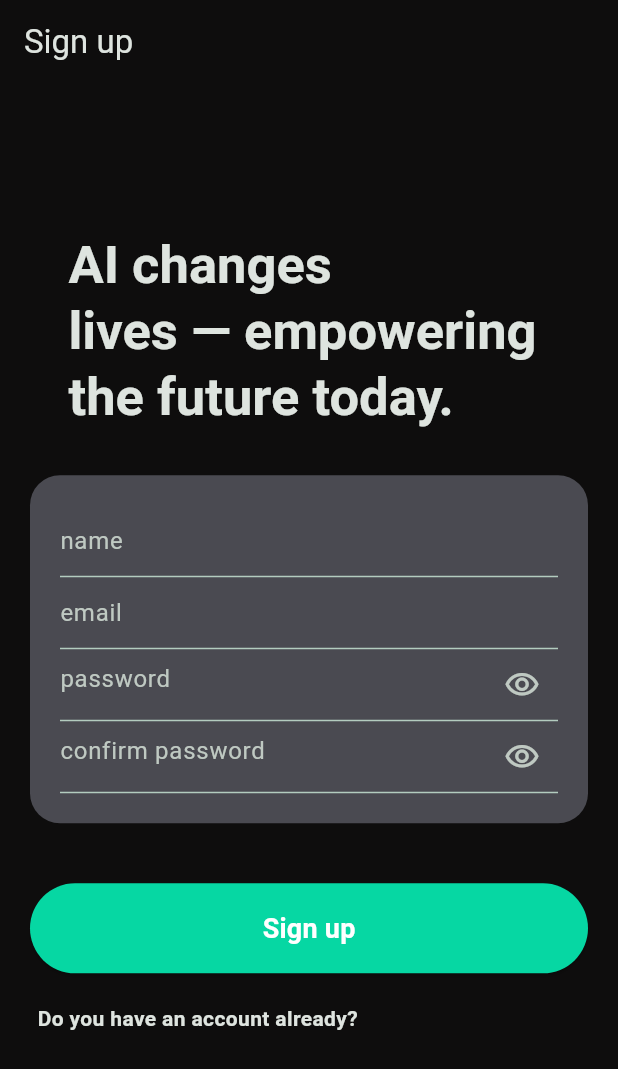
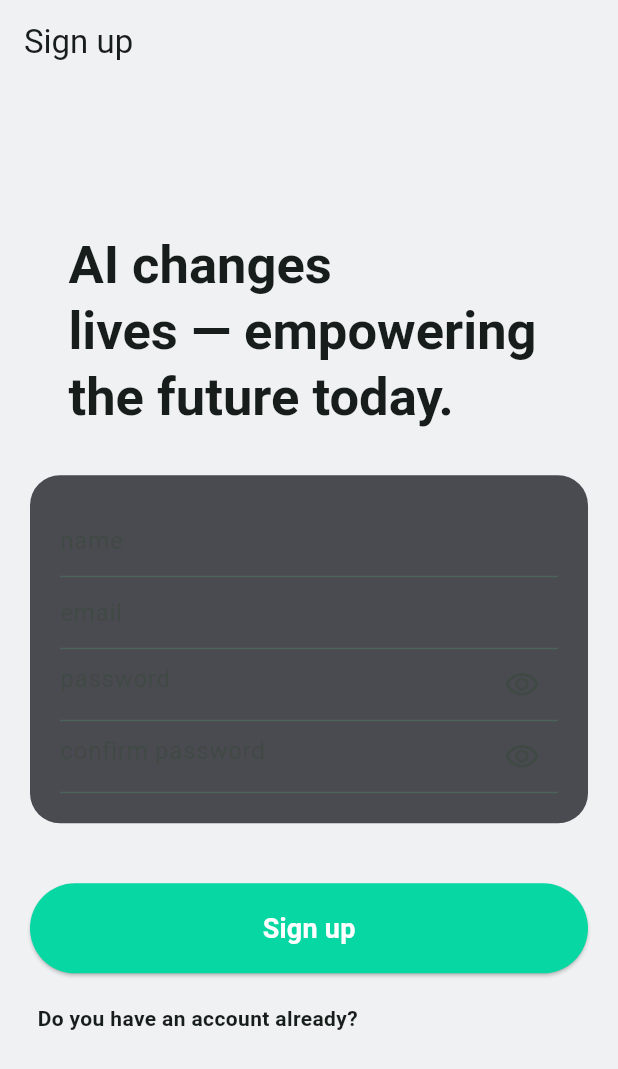
Before and after one commit to rostikKalabishka/ai_chat, a Flutter app: the screen it shows after launch, after a tap on an icon or button, on a phone screen of 412 x 824 dp. Shown: the top 1069 px of the screen. Run offline on Flutter 3.47's test engine with Material 3 defaults, Android fonts, the phone set to English and light mode, and no system bars; our stand-ins replace animated_text_kit, auto_route, bloc, cloud_firestore, equatable, firebase_auth and 12 more; accounts and stored records are empty; network calls fail.

Commit message:
add settings repository and theme cubit

```diff
--- /dev/null
+++ b/lib/blocs/theme_cubit/theme_cubit.dart
@@ -0,0 +1,38 @@
+import 'dart:developer';
+
+import 'package:bloc/bloc.dart';
+import 'package:equatable/equatable.dart';
+import 'package:flutter/material.dart';
+import 'package:settings_repository/settings_repository.dart';
+
+part 'theme_state.dart';
+
+class ThemeCubit extends Cubit<ThemeState> {
+  final SettingsRepository _settingsRepository;
+  ThemeCubit({required SettingsRepository settingsRepository})
+      : _settingsRepository = settingsRepository,
+        super(const ThemeState(Brightness.light)) {
+    _heckSelectedTheme();
+  }
+
+  Future<void> setThemeBrightness(Brightness brightness) async {
+    try {
+      emit(ThemeState(brightness));
+      await _settingsRepository
+          .setDarkThemeSelected(brightness == Brightness.dark);
+    } catch (e) {
+      log(e.toString());
+    }
+  }
+
+  void _heckSelectedTheme() {
+    try {
+      final brightness = _settingsRepository.isDarkThemeSelected()
+          ? Brightness.dark
+          : Brightness.light;
+      emit(ThemeState(brightness));
+    } catch (e) {
+      log(e.toString());
+    }
+  }
+}
--- /dev/null
+++ b/lib/blocs/theme_cubit/theme_state.dart
@@ -0,0 +1,12 @@
+part of 'theme_cubit.dart';
+
+class ThemeState extends Equatable {
+  const ThemeState(this.brightness);
+
+  final Brightness brightness;
+
+  bool get isDark => brightness == Brightness.dark;
+
+  @override
+  List<Object> get props => [brightness];
+}
--- a/lib/core/di/app_initializer.dart
+++ b/lib/core/di/app_initializer.dart
@@ -1,5 +1,6 @@
 import 'package:ai_chat/blocs/authentication_bloc/authentication_bloc.dart';
 import 'package:ai_chat/blocs/history_bloc/history_bloc.dart';
+import 'package:ai_chat/blocs/theme_cubit/theme_cubit.dart';
 import 'package:ai_chat/blocs/user_bloc/user_bloc.dart';
 import 'package:ai_chat/core/di/di.dart';
 import 'package:ai_chat/screens/auth/sign_in/bloc/sign_in_bloc.dart';
@@ -34,6 +35,9 @@ class AppInitializer extends StatelessWidget {
           create: (_) => getIt<HistoryBloc>(),
         ),
         BlocProvider(
+          create: (_) => getIt<ThemeCubit>(),
+        ),
+        BlocProvider(
             create: (_) => getIt<UserBloc>()
               ..add(GetUser(
                   userId: context.read<AuthenticationBloc>().state.user!.id)))
--- a/lib/core/di/di.dart
+++ b/lib/core/di/di.dart
@@ -1,5 +1,6 @@
 import 'package:ai_chat/blocs/authentication_bloc/authentication_bloc.dart';
 import 'package:ai_chat/blocs/history_bloc/history_bloc.dart';
+import 'package:ai_chat/blocs/theme_cubit/theme_cubit.dart';
 import 'package:ai_chat/blocs/user_bloc/user_bloc.dart';
 import 'package:ai_chat/core/utils/helpers/helpers.dart';
 import 'package:ai_chat/screens/auth/sign_in/bloc/sign_in_bloc.dart';
@@ -8,6 +9,7 @@ import 'package:ai_chat/screens/chat/bloc/chat_bloc.dart';
 import 'package:ai_chat/screens/settings/bloc/settings_bloc.dart';
 import 'package:chat_repository/chat_repository.dart';
 import 'package:get_it/get_it.dart';
+import 'package:settings_repository/settings_repository.dart';
 import 'package:shared_preferences/shared_preferences.dart';
 import 'package:user_repository/user_repository.dart';
 
@@ -17,6 +19,9 @@ void initDi(SharedPreferences sharedPreferences) {
   getIt.registerLazySingleton<UserRepository>(() => UserRepository());
 
   getIt.registerLazySingleton<ChatRepository>(() => ChatRepository());
+
+  getIt.registerLazySingleton<SettingsRepository>(
+      () => SettingsRepository(preferences: sharedPreferences));
 
   getIt.registerLazySingleton<SharedPreferences>(() => sharedPreferences);
 
@@ -46,4 +51,8 @@ void initDi(SharedPreferences sharedPreferences) {
   getIt.registerLazySingleton<UserBloc>(() => UserBloc(
         myUserRepository: getIt<UserRepository>(),
       ));
+
+  getIt.registerLazySingleton<ThemeCubit>(() => ThemeCubit(
+        settingsRepository: getIt<SettingsRepository>(),
+      ));
 }
--- a/lib/main.dart
+++ b/lib/main.dart
@@ -1,4 +1,5 @@
 import 'package:ai_chat/blocs/authentication_bloc/authentication_bloc.dart';
+import 'package:ai_chat/blocs/theme_cubit/theme_cubit.dart';
 import 'package:ai_chat/configs/firebase_options.dart';
 import 'package:ai_chat/core/di/app_initializer.dart';
 import 'package:ai_chat/core/di/di.dart';
@@ -33,11 +34,15 @@ class MyApp extends StatelessWidget {
       create: (context) =>
           AuthenticationBloc(myUserRepository: getIt<UserRepository>()),
       child: AppInitializer(
-        child: MaterialApp.router(
-          debugShowCheckedModeBanner: false,
-          title: 'AI Chat',
-          theme: darkTheme,
-          routerConfig: _router.config(),
+        child: BlocBuilder<ThemeCubit, ThemeState>(
+          builder: (BuildContext context, state) {
+            return MaterialApp.router(
+              debugShowCheckedModeBanner: false,
+              title: 'AI Chat',
+              theme: state.isDark ? darkTheme : lightTheme,
+              routerConfig: _router.config(),
+            );
+          },
         ),
       ),
     );
--- /dev/null
+++ b/packages/settings_repository/lib/src/abstract_settings_repository.dart
@@ -0,0 +1,4 @@
+abstract interface class AbstractSettingsRepository {
+  bool isDarkThemeSelected();
+  Future<void> setDarkThemeSelected(bool selected);
+}
--- /dev/null
+++ b/packages/settings_repository/lib/src/settings_repository.dart
@@ -0,0 +1,20 @@
+import 'package:settings_repository/src/abstract_settings_repository.dart';
+import 'package:shared_preferences/shared_preferences.dart';
+
+class SettingsRepository implements AbstractSettingsRepository {
+  final SharedPreferences preferences;
+
+  static const _isDarkThemeSelectedKey = 'dark_theme_selected';
+
+  SettingsRepository({required this.preferences});
+  @override
+  bool isDarkThemeSelected() {
+    final selected = preferences.getBool(_isDarkThemeSelectedKey);
+    return selected ?? false;
+  }
+
+  @override
+  Future<void> setDarkThemeSelected(bool selected) async {
+    await preferences.setBool(_isDarkThemeSelectedKey, selected);
+  }
+}
--- a/packages/settings_repository/pubspec.yaml
+++ b/packages/settings_repository/pubspec.yaml
@@ -9,6 +9,7 @@ environment:
 dependencies:
   flutter:
     sdk: flutter
+  shared_preferences: ^2.2.3
 
 dev_dependencies:
   flutter_test:
--- a/pubspec.yaml
+++ b/pubspec.yaml
@@ -34,6 +34,8 @@ dependencies:
     path: packages/user_repository
   chat_repository:
     path: packages/chat_repository
+  settings_repository:
+    path: packages/settings_repository
 
   # The following adds the Cupertino Icons font to your application.
   # Use with the CupertinoIcons class for iOS style icons.
```
Also changed, not shown: lib/screens/settings/view/settings_screen.dart (+10 -3 lines), packages/settings_repository/lib/settings_repository.dart (+1 -7 lines), pubspec.lock.
